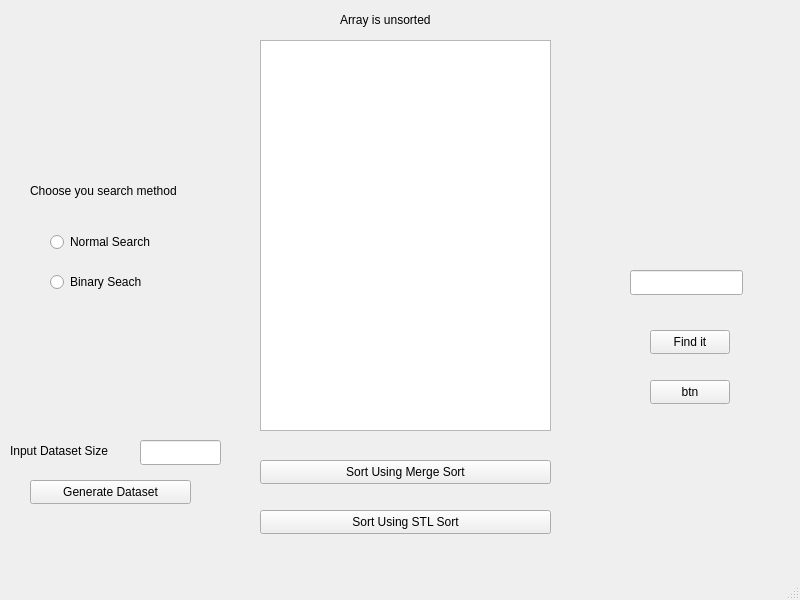
The window that mainwindow.ui (khalilbrikTN/CS2LabVersion2.0) describes before a commit, drawn with Qt 5.
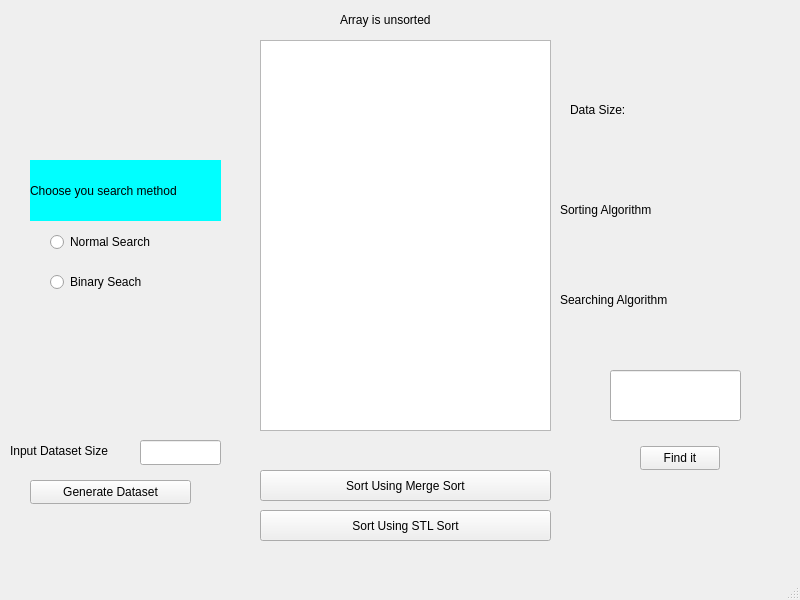
The same window after the commit.

```diff
--- a/mainwindow.ui
+++ b/mainwindow.ui
@@ -20,7 +20,7 @@
       <x>260</x>
       <y>510</y>
       <width>291</width>
-      <height>24</height>
+      <height>31</height>
      </rect>
     </property>
     <property name="text">
@@ -50,7 +50,7 @@
    <widget class="QLabel" name="sortingAlgorithm">
     <property name="geometry">
      <rect>
-      <x>570</x>
+      <x>550</x>
       <y>110</y>
       <width>151</width>
       <height>31</height>
@@ -95,6 +95,9 @@
       <height>61</height>
      </rect>
     </property>
+    <property name="styleSheet">
+     <string notr="true">background-color: rgb(0, 255, 255);</string>
+    </property>
     <property name="text">
      <string>Choose you search method</string>
     </property>
@@ -103,9 +106,9 @@
     <property name="geometry">
      <rect>
       <x>260</x>
-      <y>460</y>
+      <y>470</y>
       <width>291</width>
-      <height>24</height>
+      <height>31</height>
      </rect>
     </property>
     <property name="text">
@@ -128,7 +131,7 @@
    <widget class="QLabel" name="SearchAlgorithm">
     <property name="geometry">
      <rect>
-      <x>580</x>
+      <x>560</x>
       <y>90</y>
       <width>141</width>
       <height>31</height>
@@ -141,8 +144,8 @@
    <widget class="QPushButton" name="searchBTN">
     <property name="geometry">
      <rect>
-      <x>650</x>
-      <y>330</y>
+      <x>640</x>
+      <y>446</y>
       <width>80</width>
       <height>24</height>
      </rect>
@@ -180,33 +183,85 @@
    <widget class="QLineEdit" name="numberSearch">
     <property name="geometry">
      <rect>
-      <x>630</x>
-      <y>270</y>
-      <width>113</width>
-      <height>25</height>
+      <x>610</x>
+      <y>370</y>
+      <width>131</width>
+      <height>51</height>
      </rect>
     </property>
    </widget>
-   <widget class="QPushButton" name="btn">
+   <widget class="QLabel" name="label_2">
+    <property name="geometry">
+     <rect>
+      <x>570</x>
+      <y>100</y>
+      <width>71</width>
+      <height>20</height>
+     </rect>
+    </property>
+    <property name="text">
+     <string>Data Size:</string>
+    </property>
+   </widget>
+   <widget class="QLabel" name="label_3">
+    <property name="geometry">
+     <rect>
+      <x>560</x>
+      <y>200</y>
+      <width>131</width>
+      <height>20</height>
+     </rect>
+    </property>
+    <property name="text">
+     <string>Sorting Algorithm</string>
+    </property>
+   </widget>
+   <widget class="QLabel" name="label_5">
+    <property name="geometry">
+     <rect>
+      <x>560</x>
+      <y>290</y>
+      <width>141</width>
+      <height>20</height>
+     </rect>
+    </property>
+    <property name="text">
+     <string>Searching Algorithm</string>
+    </property>
+   </widget>
+   <widget class="QLabel" name="outSize">
     <property name="geometry">
      <rect>
       <x>650</x>
-      <y>380</y>
-      <width>80</width>
-      <height>24</height>
+      <y>80</y>
+      <width>131</width>
+      <height>51</height>
      </rect>
     </property>
     <property name="text">
-     <string>btn</string>
+     <string/>
     </property>
    </widget>
    <widget class="QLabel" name="out">
     <property name="geometry">
      <rect>
-      <x>592</x>
-      <y>150</y>
-      <width>151</width>
-      <height>20</height>
+      <x>690</x>
+      <y>180</y>
+      <width>91</width>
+      <height>51</height>
+     </rect>
+    </property>
+    <property name="text">
+     <string/>
+    </property>
+   </widget>
+   <widget class="QLabel" name="searchingAlgo">
+    <property name="geometry">
+     <rect>
+      <x>700</x>
+      <y>280</y>
+      <width>91</width>
+      <height>41</height>
      </rect>
     </property>
     <property name="text">
```
Left out of the diff: 2 changed lines with no effect on the pictures.
